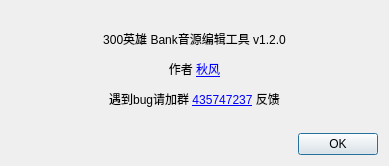
Above: Bank Editor/AboutDialog.ui from Gamepiaynmo/Bank-Editor before the change. Below: the same form after it.
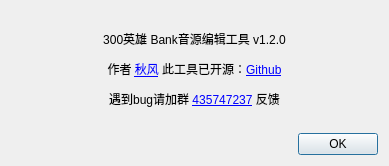
That is the form after the change.

Commit message: 添加Github地址

```diff
--- a/Bank Editor/AboutDialog.ui
+++ b/Bank Editor/AboutDialog.ui
@@ -17,7 +17,7 @@
    <item>
     <widget class="QLabel" name="label">
      <property name="text">
-      <string>&lt;html&gt;&lt;head/&gt;&lt;body&gt;&lt;p&gt;300英雄 Bank音源编辑工具 v1.2.0&lt;/p&gt;&lt;p&gt;作者 &lt;a href=&quot;https://space.bilibili.com/9434241/&quot;&gt;&lt;span style=&quot; text-decoration: underline; color:#0000ff;&quot;&gt;秋风&lt;/span&gt;&lt;/a&gt;&lt;/p&gt;&lt;p&gt;遇到bug请加群 &lt;a href=&quot;https://jq.qq.com/?_wv=1027&amp;amp;k=5gyhaLL&quot;&gt;&lt;span style=&quot; text-decoration: underline; color:#0000ff;&quot;&gt;435747237&lt;/span&gt;&lt;/a&gt; 反馈&lt;/p&gt;&lt;/body&gt;&lt;/html&gt;</string>
+      <string>&lt;html&gt;&lt;head/&gt;&lt;body&gt;&lt;p&gt;300英雄 Bank音源编辑工具 v1.2.0&lt;/p&gt;&lt;p&gt;作者 &lt;a href=&quot;https://space.bilibili.com/9434241/&quot;&gt;&lt;span style=&quot; text-decoration: underline; color:#0000ff;&quot;&gt;秋风&lt;/span&gt;&lt;/a&gt; 此工具已开源：&lt;a href=&quot;https://github.com/Gamepiaynmo/Bank-Editor&quot;&gt;&lt;span style=&quot; text-decoration: underline; color:#0000ff;&quot;&gt;Github&lt;/span&gt;&lt;/a&gt;&lt;/p&gt;&lt;p&gt;遇到bug请加群 &lt;a href=&quot;https://jq.qq.com/?_wv=1027&amp;amp;k=5gyhaLL&quot;&gt;&lt;span style=&quot; text-decoration: underline; color:#0000ff;&quot;&gt;435747237&lt;/span&gt;&lt;/a&gt; 反馈&lt;/p&gt;&lt;/body&gt;&lt;/html&gt;</string>
      </property>
      <property name="alignment">
       <set>Qt::AlignCenter</set>
```
